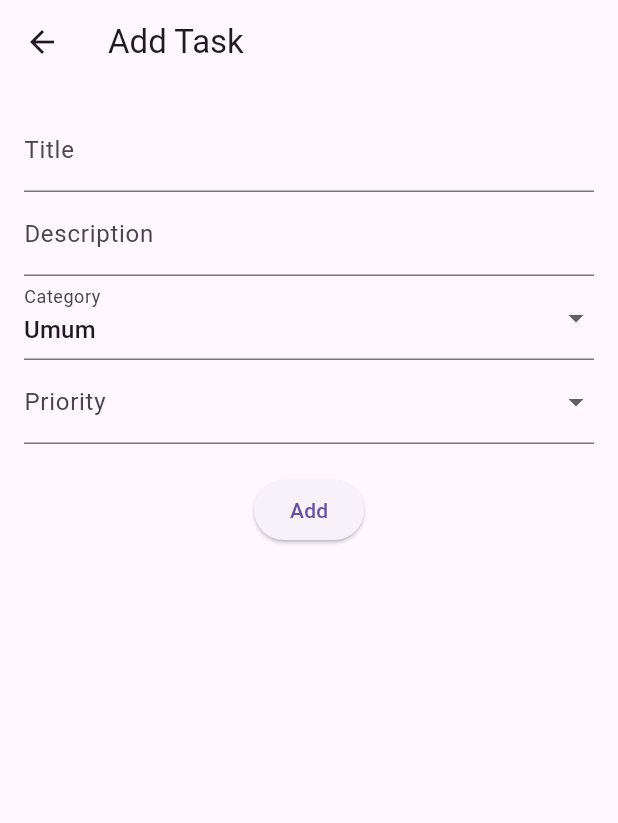
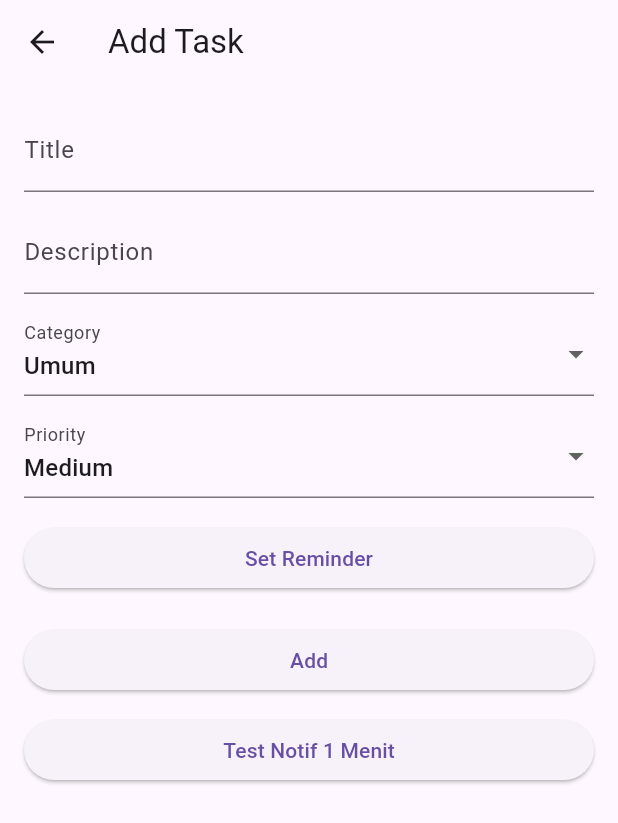
Before and after one commit to suryaprimap/Final-Project-MP, a Flutter app: the screen it shows after launch, after a tap on the "add" icon, on a phone screen of 412 x 824 dp. Shown: the top 823 px of the screen. Run offline on Flutter 3.47's test engine with Material 3 defaults, Android fonts, the phone set to English and light mode, and no system bars; our stand-ins replace flutter_local_notifications, shared_preferences, timezone.

Commit message:
add CRUD and notifications

```diff
--- a/lib/main.dart
+++ b/lib/main.dart
@@ -1,7 +1,12 @@
 import 'package:flutter/material.dart';
 import 'pages/home_page.dart';
+import 'package:finalproject_mp/services/notification_service.dart';
+import 'package:timezone/data/latest.dart' as tz;
 
-void main() {
+void main() async {
+  WidgetsFlutterBinding.ensureInitialized();
+  tz.initializeTimeZones();
+  await NotificationService.init();
   runApp(const MyApp());
 }
 
--- a/lib/pages/add_edit_task_page.dart
+++ b/lib/pages/add_edit_task_page.dart
@@ -1,6 +1,7 @@
 import 'package:flutter/material.dart';
 import 'package:uuid/uuid.dart';
 import '../models/task.dart';
+import '../services/notification_service.dart';
 
 class AddEditTaskPage extends StatefulWidget {
   final Task? task;
@@ -16,6 +17,7 @@ class _AddEditTaskPageState extends State<AddEditTaskPage> {
   late String description;
   late String category;
   late String priority;
+  DateTime? reminderDate;
 
   final categories = ["Umum", "Kuliah", "Pribadi", "Kerja"];
   final priorities = ["Low", "Medium", "High"];
@@ -26,7 +28,7 @@ class _AddEditTaskPageState extends State<AddEditTaskPage> {
     title = widget.task?.title ?? "";
     description = widget.task?.description ?? "";
     category = widget.task?.category ?? "Umum";
-    priority = widget.task?.priority ?? "Normal";
+    priority = widget.task?.priority ?? "Medium";
   }
 
   @override
@@ -39,7 +41,7 @@ class _AddEditTaskPageState extends State<AddEditTaskPage> {
         padding: const EdgeInsets.all(16.0),
         child: Form(
           key: _formKey,
-          child: Column(
+          child: ListView(
             children: [
               TextFormField(
                 initialValue: title,
@@ -48,12 +50,14 @@ class _AddEditTaskPageState extends State<AddEditTaskPage> {
                     value == null || value.isEmpty ? "Required" : null,
                 onSaved: (value) => title = value!,
               ),
+              const SizedBox(height: 12),
               TextFormField(
                 initialValue: description,
                 decoration: const InputDecoration(labelText: "Description"),
                 onSaved: (value) => description = value ?? "",
               ),
-              DropdownButtonFormField(
+              const SizedBox(height: 12),
+              DropdownButtonFormField<String>(
                 initialValue: category,
                 decoration: const InputDecoration(labelText: "Category"),
                 items: categories
@@ -61,7 +65,8 @@ class _AddEditTaskPageState extends State<AddEditTaskPage> {
                     .toList(),
                 onChanged: (value) => category = value!,
               ),
-              DropdownButtonFormField(
+              const SizedBox(height: 12),
+              DropdownButtonFormField<String>(
                 initialValue: priority,
                 decoration: const InputDecoration(labelText: "Priority"),
                 items: priorities
@@ -69,12 +74,47 @@ class _AddEditTaskPageState extends State<AddEditTaskPage> {
                     .toList(),
                 onChanged: (value) => priority = value!,
               ),
+              const SizedBox(height: 16),
+              ElevatedButton(
+                child: Text(
+                  reminderDate == null
+                      ? "Set Reminder"
+                      : "Reminder: ${reminderDate!.toLocal().toString().substring(0, 16)}",
+                ),
+                onPressed: () async {
+                  final pickedDate = await showDatePicker(
+                    context: context,
+                    initialDate: DateTime.now(),
+                    firstDate: DateTime.now(),
+                    lastDate: DateTime(2100),
+                  );
+                  if (pickedDate == null) return;
+
+                  final pickedTime = await showTimePicker(
+                    context: context,
+                    initialTime: TimeOfDay.now(),
+                  );
+                  if (pickedTime == null) return;
+
+                  setState(() {
+                    reminderDate = DateTime(
+                      pickedDate.year,
+                      pickedDate.month,
+                      pickedDate.day,
+                      pickedTime.hour,
+                      pickedTime.minute,
+                    );
+                  });
+                },
+              ),
               const SizedBox(height: 20),
               ElevatedButton(
                 child: Text(widget.task == null ? "Add" : "Save"),
-                onPressed: () {
-                  if (_formKey.currentState!.validate()) {
+                onPressed: () async {
+                  if (!_formKey.currentState!.validate()) return;
+
                   _formKey.currentState!.save();
+
                   final newTask = Task(
                     id: widget.task?.id ?? const Uuid().v4(),
                     title: title,
@@ -83,9 +123,36 @@ class _AddEditTaskPageState extends State<AddEditTaskPage> {
                     priority: priority,
                     isDone: widget.task?.isDone ?? false,
                   );
+
+                  if (reminderDate != null) {
+                    await NotificationService.scheduleNotification(
+                      id: newTask.id.hashCode,
+                      title: newTask.title,
+                      body: newTask.description,
+                      scheduledDate: reminderDate!,
+                    );
+                  }
+
+                  if (!mounted) return;
                   Navigator.pop(context, newTask);
-                  }
                 },
+              ),
+              const SizedBox(height: 12),
+              ElevatedButton(
+                onPressed: () async {
+                  // TEST NOTIF: 1 menit dari sekarang
+                  final testTime = DateTime.now().add(
+                    const Duration(minutes: 1),
+                  );
+                  await NotificationService.scheduleNotification(
+                    id: 999,
+                    title: "Test Notification",
+                    body: "Ini percobaan notifikasi 1 menit dari sekarang",
+                    scheduledDate: testTime,
+                  );
+                  print("Test notification scheduled at $testTime");
+                },
+                child: const Text("Test Notif 1 Menit"),
               ),
             ],
           ),
--- /dev/null
+++ b/lib/services/notification_service.dart
@@ -0,0 +1,48 @@
+import 'package:flutter_local_notifications/flutter_local_notifications.dart';
+import 'package:timezone/timezone.dart' as tz;
+import 'package:timezone/data/latest_all.dart' as tz;
+
+class NotificationService {
+  static final FlutterLocalNotificationsPlugin notificationsPlugin =
+      FlutterLocalNotificationsPlugin();
+
+  // Init tanpa parameter
+  static Future<void> init() async {
+    const android = AndroidInitializationSettings('@mipmap/ic_launcher');
+    const settings = InitializationSettings(android: android);
+
+    await notificationsPlugin.initialize(settings);
+
+    // Timezone wajib untuk zonedSchedule
+    tz.initializeTimeZones();
+    tz.setLocalLocation(tz.getLocation('Asia/Kuala_Lumpur'));
+  }
+
+  static Future<void> scheduleNotification({
+    required int id,
+    required String title,
+    required String body,
+    required DateTime scheduledDate,
+  }) async {
+    print("Scheduling notification for $scheduledDate");
+    await notificationsPlugin.zonedSchedule(
+      id,
+      title,
+      body,
+      tz.TZDateTime.from(scheduledDate, tz.local),
+      const NotificationDetails(
+        android: AndroidNotificationDetails(
+          'reminder_channel',
+          'Reminder',
+          channelDescription: 'Task reminder notification',
+          importance: Importance.max,
+          priority: Priority.high,
+        ),
+      ),
+      androidAllowWhileIdle: true,
+      uiLocalNotificationDateInterpretation:
+          UILocalNotificationDateInterpretation.absoluteTime,
+    );
+    print("Notification scheduled");
+  }
+}
--- a/pubspec.yaml
+++ b/pubspec.yaml
@@ -40,6 +40,8 @@ dev_dependencies:
   flutter_test:
     sdk: flutter
   shared_preferences: ^2.2.1
+  flutter_local_notifications: ^17.1.2
+  timezone: ^0.9.4
   # The "flutter_lints" package below contains a set of recommended lints to
   # encourage good coding practices. The lint set provided by the package is
   # activated in the `analysis_options.yaml` file located at the root of your
```
Also changed, not shown: pubspec.lock, 5 other files. Lines whose indentation alone changed are shown as unchanged.
